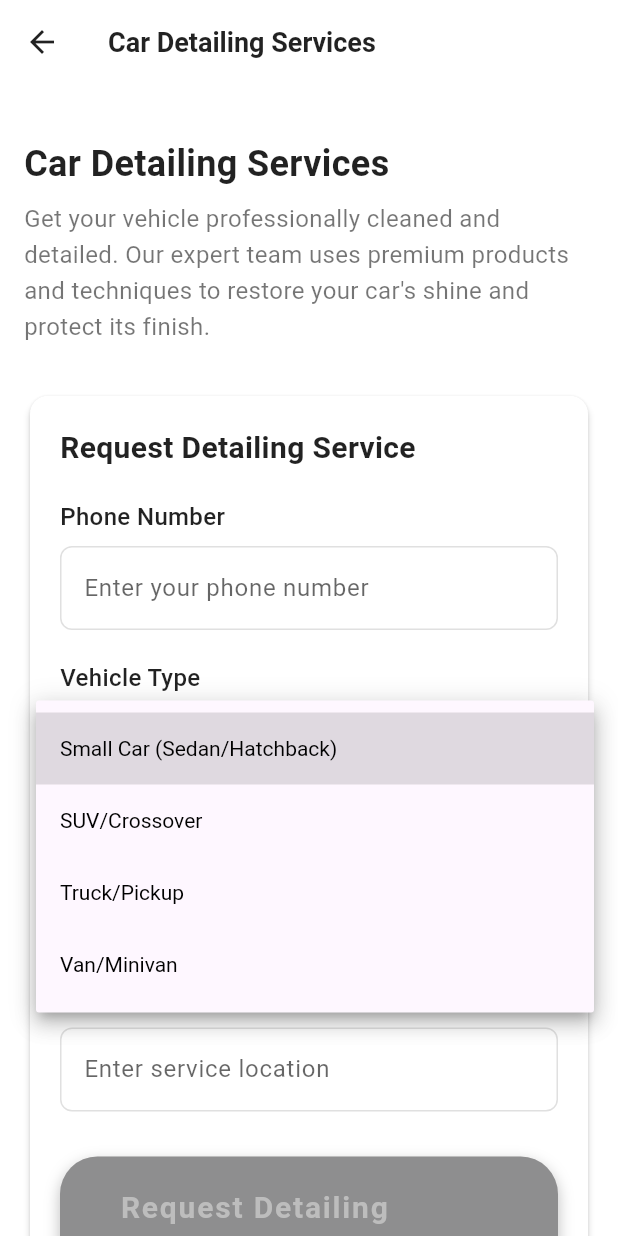
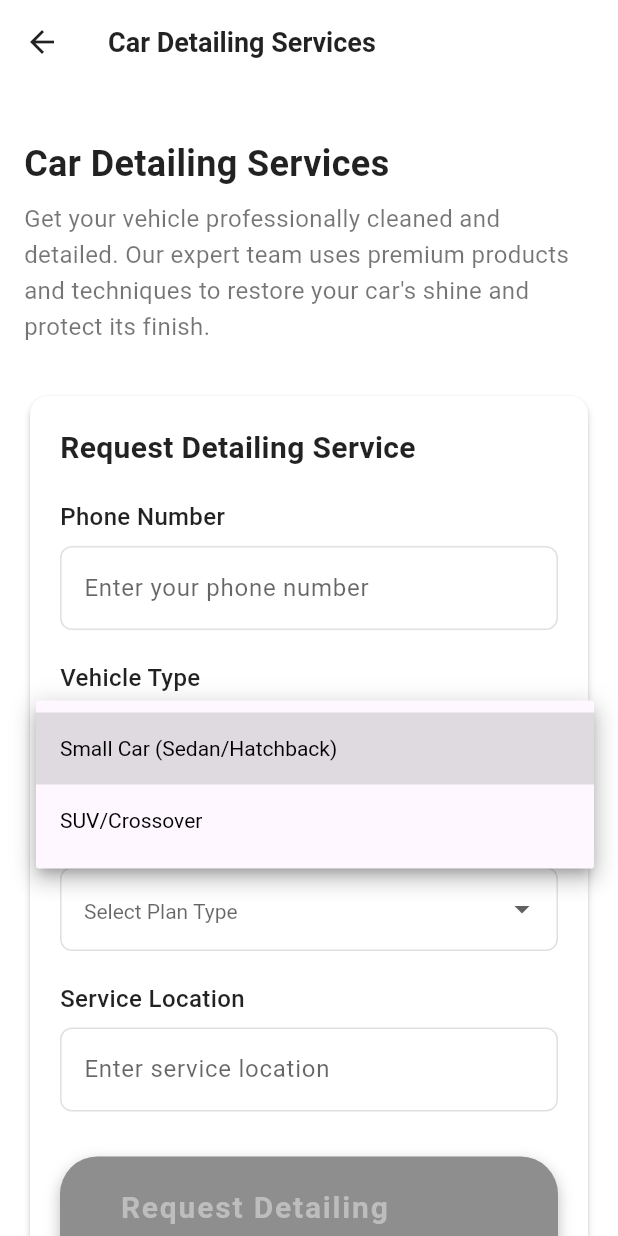
Before and after one commit to jimmy6-programmer/autorevop-backend, a Flutter app: the DetailingPage screen opened directly, after a tap on "Select vehicle type", on a phone screen of 412 x 824 dp. Run offline on Flutter 3.47's test engine with Material 3 defaults, Android fonts, the phone set to English and light mode, and no system bars; our stand-ins replace awesome_snackbar_content, connectivity_plus, easy_localization, flutter_screenutil, flutter_secure_storage, lottie and 2 more; accounts and stored records are empty; network calls fail.

Commit message:
Fix currency conversion in detailing service: divide by selling rate instead of multiply

```diff
--- a/lib/pages/detailing_page.dart
+++ b/lib/pages/detailing_page.dart
@@ -32,8 +32,6 @@ class _DetailingPageState extends State<DetailingPage> {
   final List<String> _vehicleTypes = [
     'Small Car (Sedan/Hatchback)',
     'SUV/Crossover',
-    'Truck/Pickup',
-    'Van/Minivan'
   ];
 
   final List<String> _planTypes = [
@@ -158,7 +156,7 @@ class _DetailingPageState extends State<DetailingPage> {
     if (_selectedPlanType == null) return 0.0;
     final basePrice = _planPrices[_selectedPlanType] ?? 0.0;
     final rate = _exchangeRates[_selectedCurrency] ?? 1.0;
-    return basePrice * rate;
+    return basePrice / rate;
   }
 
   void _updateButtonState() {
```
